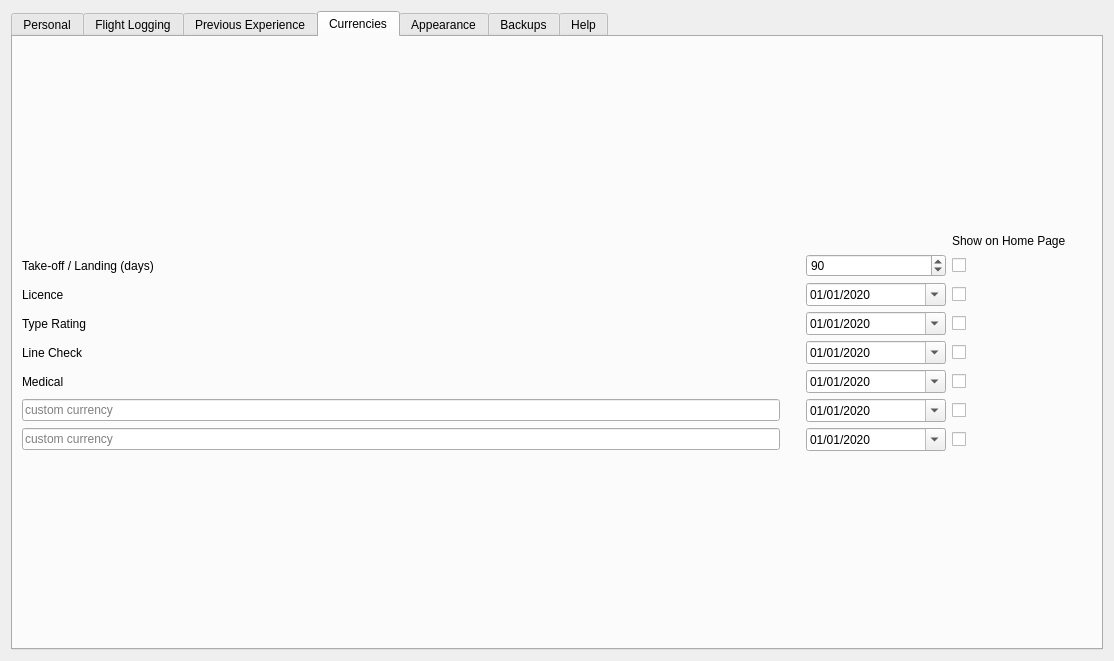
Old version of the form src/gui/widgets/settingswidget.ui in the repository fiffty-50/openPilotLog.
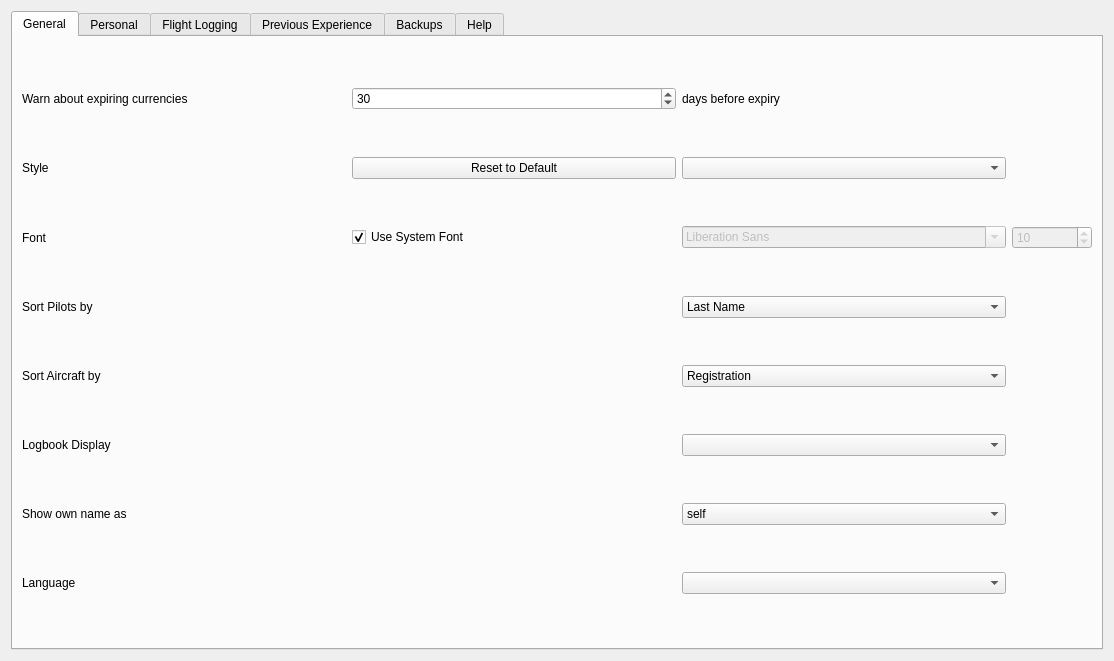
New version of the form. The open tabs and pages were chosen to show the change.

Commit message:
Added warning about expiries
The user ca choose to be warned about impending expiries. This is now implemented in the settings dialog as well as the CurrencyWidget.

Diff of the .ui file:
```diff
--- a/src/gui/widgets/settingswidget.ui
+++ b/src/gui/widgets/settingswidget.ui
@@ -19,6 +19,259 @@
      <property name="currentIndex">
       <number>4</number>
      </property>
+     <widget class="QWidget" name="generalTab">
+      <attribute name="title">
+       <string>General</string>
+      </attribute>
+      <layout class="QGridLayout" name="gridLayout_3">
+       <item row="0" column="0">
+        <widget class="QLabel" name="currencyLeftLabel">
+         <property name="toolTip">
+          <string>Setting this value to 0 disables warnings.</string>
+         </property>
+         <property name="text">
+          <string>Warn about expiring currencies</string>
+         </property>
+        </widget>
+       </item>
+       <item row="1" column="0">
+        <widget class="QLabel" name="styleLabel">
+         <property name="sizePolicy">
+          <sizepolicy hsizetype="Minimum" vsizetype="Minimum">
+           <horstretch>0</horstretch>
+           <verstretch>0</verstretch>
+          </sizepolicy>
+         </property>
+         <property name="text">
+          <string>Style</string>
+         </property>
+        </widget>
+       </item>
+       <item row="1" column="1">
+        <widget class="QPushButton" name="resetStylePushButton">
+         <property name="text">
+          <string>Reset to Default</string>
+         </property>
+        </widget>
+       </item>
+       <item row="1" column="2">
+        <widget class="QComboBox" name="styleComboBox"/>
+       </item>
+       <item row="2" column="0">
+        <widget class="QLabel" name="fontLabel">
+         <property name="text">
+          <string>Font</string>
+         </property>
+        </widget>
+       </item>
+       <item row="2" column="1">
+        <widget class="QCheckBox" name="fontCheckBox">
+         <property name="text">
+          <string>Use System Font</string>
+         </property>
+         <property name="checked">
+          <bool>true</bool>
+         </property>
+        </widget>
+       </item>
+       <item row="2" column="2">
+        <widget class="QFontComboBox" name="fontComboBox">
+         <property name="enabled">
+          <bool>false</bool>
+         </property>
+        </widget>
+       </item>
+       <item row="2" column="3">
+        <widget class="QSpinBox" name="fontSpinBox">
+         <property name="enabled">
+          <bool>false</bool>
+         </property>
+         <property name="maximumSize">
+          <size>
+           <width>80</width>
+           <height>16777215</height>
+          </size>
+         </property>
+         <property name="minimum">
+          <number>8</number>
+         </property>
+         <property name="maximum">
+          <number>18</number>
+         </property>
+         <property name="value">
+          <number>10</number>
+         </property>
+        </widget>
+       </item>
+       <item row="3" column="0">
+        <widget class="QLabel" name="pilotSortLabel">
+         <property name="sizePolicy">
+          <sizepolicy hsizetype="Minimum" vsizetype="Minimum">
+           <horstretch>0</horstretch>
+           <verstretch>0</verstretch>
+          </sizepolicy>
+         </property>
+         <property name="toolTip">
+          <string>&lt;html&gt;&lt;head/&gt;&lt;body&gt;&lt;p&gt;Determines by which column to sort the display of Pilots in the Pilots Tab.&lt;/p&gt;&lt;/body&gt;&lt;/html&gt;</string>
+         </property>
+         <property name="whatsThis">
+          <string>&lt;html&gt;&lt;head/&gt;&lt;body&gt;&lt;p&gt;Determines by which column to sort the display of Pilots in the Pilots Tab.&lt;/p&gt;&lt;/body&gt;&lt;/html&gt;</string>
+         </property>
+         <property name="text">
+          <string>Sort Pilots by</string>
+         </property>
+        </widget>
+       </item>
+       <item row="3" column="2">
+        <widget class="QComboBox" name="pilotSortComboBox">
+         <property name="toolTip">
+          <string>&lt;html&gt;&lt;head/&gt;&lt;body&gt;&lt;p&gt;Determines by which column to sort the display of Pilots in the Pilots Tab.&lt;/p&gt;&lt;/body&gt;&lt;/html&gt;</string>
+         </property>
+         <item>
+          <property name="text">
+           <string>Last Name</string>
+          </property>
+         </item>
+         <item>
+          <property name="text">
+           <string>First Name</string>
+          </property>
+         </item>
+         <item>
+          <property name="text">
+           <string>Company</string>
+          </property>
+         </item>
+        </widget>
+       </item>
+       <item row="4" column="0">
+        <widget class="QLabel" name="acftSortLabel">
+         <property name="sizePolicy">
+          <sizepolicy hsizetype="Minimum" vsizetype="Minimum">
+           <horstretch>0</horstretch>
+           <verstretch>0</verstretch>
+          </sizepolicy>
+         </property>
+         <property name="toolTip">
+          <string>&lt;html&gt;&lt;head/&gt;&lt;body&gt;&lt;p&gt;Determines by which column to sort the display of Aircaft in the Aircraft Tab.&lt;/p&gt;&lt;/body&gt;&lt;/html&gt;</string>
+         </property>
+         <property name="whatsThis">
+          <string>&lt;html&gt;&lt;head/&gt;&lt;body&gt;&lt;p&gt;Determines by which column to sort the display of Aircaft in the Aircraft Tab.&lt;/p&gt;&lt;/body&gt;&lt;/html&gt;</string>
+         </property>
+         <property name="text">
+          <string>Sort Aircraft by</string>
+         </property>
+        </widget>
+       </item>
+       <item row="4" column="2">
+        <widget class="QComboBox" name="acftSortComboBox">
+         <property name="toolTip">
+          <string>&lt;html&gt;&lt;head/&gt;&lt;body&gt;&lt;p&gt;Determines by which column to sort the display of Aircaft in the Aircraft Tab.&lt;/p&gt;&lt;/body&gt;&lt;/html&gt;</string>
+         </property>
+         <item>
+          <property name="text">
+           <string>Registration</string>
+          </property>
+         </item>
+         <item>
+          <property name="text">
+           <string>Type</string>
+          </property>
+         </item>
+         <item>
+          <property name="text">
+           <string>Company</string>
+          </property>
+         </item>
+        </widget>
+       </item>
+       <item row="5" column="0">
+        <widget class="QLabel" name="logbookViewLabel">
+         <property name="sizePolicy">
+          <sizepolicy hsizetype="Minimum" vsizetype="Minimum">
+           <horstretch>0</horstretch>
+           <verstretch>0</verstretch>
+          </sizepolicy>
+         </property>
+         <property name="toolTip">
+          <string>&lt;html&gt;&lt;head/&gt;&lt;body&gt;&lt;p&gt;Determines how your logbook is displayed in the logbook tab. This has no influence on what details are logged, just on what is displayed by default.&lt;/p&gt;&lt;/body&gt;&lt;/html&gt;</string>
+         </property>
+         <property name="whatsThis">
+          <string>&lt;html&gt;&lt;head/&gt;&lt;body&gt;&lt;p&gt;Determines how your logbook is displayed in the logbook tab. This has no influence on what details are logged, just on what is displayed by default.&lt;/p&gt;&lt;/body&gt;&lt;/html&gt;</string>
+         </property>
+         <property name="text">
+          <string>Logbook Display</string>
+         </property>
+        </widget>
+       </item>
+       <item row="5" column="2">
+        <widget class="QComboBox" name="logbookViewComboBox">
+         <property name="toolTip">
+          <string>&lt;html&gt;&lt;head/&gt;&lt;body&gt;&lt;p&gt;Determines how your logbook is displayed in the logbook tab. This has no influence on what details are logged, just on what is displayed by default.&lt;/p&gt;&lt;/body&gt;&lt;/html&gt;</string>
+         </property>
+        </widget>
+       </item>
+       <item row="6" column="0">
+        <widget class="QLabel" name="aliasLabel">
+         <property name="toolTip">
+          <string>&lt;html&gt;&lt;head/&gt;&lt;body&gt;&lt;p&gt;How your own name is displayed in your logbook&lt;/p&gt;&lt;/body&gt;&lt;/html&gt;</string>
+         </property>
+         <property name="text">
+          <string>Show own name as</string>
+         </property>
+        </widget>
+       </item>
+       <item row="6" column="2">
+        <widget class="QComboBox" name="aliasComboBox">
+         <item>
+          <property name="text">
+           <string>self</string>
+          </property>
+         </item>
+         <item>
+          <property name="text">
+           <string>SELF</string>
+          </property>
+         </item>
+         <item>
+          <property name="text">
+           <string>Lastname, Firstname</string>
+          </property>
+         </item>
+        </widget>
+       </item>
+       <item row="7" column="0">
+        <widget class="QLabel" name="languageLabel">
+         <property name="text">
+          <string>Language</string>
+         </property>
+        </widget>
+       </item>
+       <item row="7" column="2">
+        <widget class="QComboBox" name="languageComboBox"/>
+       </item>
+       <item row="0" column="1">
+        <widget class="QSpinBox" name="currencyWarningDaysSpinBox">
+         <property name="toolTip">
+          <string>Setting this value to 0 disables warnings.</string>
+         </property>
+         <property name="value">
+          <number>30</number>
+         </property>
+        </widget>
+       </item>
+       <item row="0" column="2">
+        <widget class="QLabel" name="currencyRightLabel">
+         <property name="toolTip">
+          <string>Setting this value to 0 disables warnings.</string>
+         </property>
+         <property name="text">
+          <string>days before expiry</string>
+         </property>
+        </widget>
+       </item>
+      </layout>
+     </widget>
      <widget class="QWidget" name="personalTab">
       <attribute name="title">
        <string>Personal</string>
@@ -320,668 +573,6 @@
        </item>
       </layout>
      </widget>
-     <widget class="QWidget" name="currenciesTab">
-      <attribute name="title">
-       <string>Currencies</string>
-      </attribute>
-      <layout class="QGridLayout" name="gridLayout_6">
-       <item row="3" column="3">
-        <widget class="QCheckBox" name="currToLdgCheckBox">
-         <property name="minimumSize">
-          <size>
-           <width>140</width>
-           <height>0</height>
-          </size>
-         </property>
-         <property name="layoutDirection">
-          <enum>Qt::LeftToRight</enum>
-         </property>
-         <property name="text">
-          <string/>
-         </property>
-        </widget>
-       </item>
-       <item row="8" column="0">
-        <widget class="QLineEdit" name="currCustom1LineEdit">
-         <property name="minimumSize">
-          <size>
-           <width>280</width>
-           <height>0</height>
-          </size>
-         </property>
-         <property name="text">
-          <string/>
-         </property>
-         <property name="placeholderText">
-          <string>custom currency</string>
-         </property>
-        </widget>
-       </item>
-       <item row="5" column="3">
-        <widget class="QCheckBox" name="currTrCheckBox">
-         <property name="minimumSize">
-          <size>
-           <width>140</width>
-           <height>0</height>
-          </size>
-         </property>
-         <property name="layoutDirection">
-          <enum>Qt::LeftToRight</enum>
-         </property>
-         <property name="text">
-          <string/>
-         </property>
-        </widget>
-       </item>
-       <item row="3" column="0">
-        <widget class="QLabel" name="currToLdgLabel">
-         <property name="minimumSize">
-          <size>
-           <width>280</width>
-           <height>0</height>
-          </size>
-         </property>
-         <property name="text">
-          <string>Take-off / Landing (days)</string>
-         </property>
-        </widget>
-       </item>
-       <item row="1" column="1">
-        <spacer name="verticalSpacer">
-         <property name="orientation">
-          <enum>Qt::Vertical</enum>
-         </property>
-         <property name="sizeHint" stdset="0">
-          <size>
-           <width>20</width>
-           <height>168</height>
-          </size>
-         </property>
-        </spacer>
-       </item>
-       <item row="4" column="2">
-        <widget class="QDateEdit" name="currLicDateEdit">
-         <property name="minimumSize">
-          <size>
-           <width>140</width>
-           <height>0</height>
-          </size>
-         </property>
-         <property name="currentSection">
-          <enum>QDateTimeEdit::MonthSection</enum>
-         </property>
-         <property name="displayFormat">
-          <string>MM/dd/yyyy</string>
-         </property>
-         <property name="calendarPopup">
-          <bool>true</bool>
-         </property>
-         <property name="timeSpec">
-          <enum>Qt::UTC</enum>
-         </property>
-         <property name="date">
-          <date>
-           <year>2020</year>
-           <month>1</month>
-           <day>1</day>
-          </date>
-         </property>
-        </widget>
-       </item>
-       <item row="5" column="2">
-        <widget class="QDateEdit" name="currTrDateEdit">
-         <property name="minimumSize">
-          <size>
-           <width>140</width>
-           <height>0</height>
-          </size>
-         </property>
-         <property name="currentSection">
-          <enum>QDateTimeEdit::MonthSection</enum>
-         </property>
-         <property name="displayFormat">
-          <string>MM/dd/yyyy</string>
-         </property>
-         <property name="calendarPopup">
-          <bool>true</bool>
-         </property>
-         <property name="timeSpec">
-          <enum>Qt::UTC</enum>
-         </property>
-         <property name="date">
-          <date>
-           <year>2020</year>
-           <month>1</month>
-           <day>1</day>
-          </date>
-         </property>
-        </widget>
-       </item>
-       <item row="9" column="3">
-        <widget class="QCheckBox" name="currCustom2CheckBox">
-         <property name="minimumSize">
-          <size>
-           <width>140</width>
-           <height>0</height>
-          </size>
-         </property>
-         <property name="layoutDirection">
-          <enum>Qt::LeftToRight</enum>
-         </property>
-         <property name="text">
-          <string/>
-         </property>
-        </widget>
-       </item>
-       <item row="7" column="2">
-        <widget class="QDateEdit" name="currMedDateEdit">
-         <property name="minimumSize">
-          <size>
-           <width>140</width>
-           <height>0</height>
-          </size>
-         </property>
-         <property name="currentSection">
-          <enum>QDateTimeEdit::MonthSection</enum>
-         </property>
-         <property name="displayFormat">
-          <string>MM/dd/yyyy</string>
-         </property>
-         <property name="calendarPopup">
-          <bool>true</bool>
-         </property>
-         <property name="timeSpec">
-          <enum>Qt::UTC</enum>
-         </property>
-         <property name="date">
-          <date>
-           <year>2020</year>
-           <month>1</month>
-           <day>1</day>
-          </date>
-         </property>
-        </widget>
-       </item>
-       <item row="3" column="2">
-        <widget class="QSpinBox" name="currToLdgSpinBox">
-         <property name="toolTip">
-          <string>&lt;html&gt;&lt;head/&gt;&lt;body&gt;&lt;p&gt;Number of days for TO/LDG currency. Default 90&lt;/p&gt;&lt;/body&gt;&lt;/html&gt;</string>
-         </property>
-         <property name="value">
-          <number>90</number>
-         </property>
-        </widget>
-       </item>
-       <item row="7" column="0">
-        <widget class="QLabel" name="currMedLabel">
-         <property name="minimumSize">
-          <size>
-           <width>280</width>
-           <height>0</height>
-          </size>
-         </property>
-         <property name="text">
-          <string>Medical</string>
-         </property>
-        </widget>
-       </item>
-       <item row="8" column="3">
-        <widget class="QCheckBox" name="currCustom1CheckBox">
-         <property name="minimumSize">
-          <size>
-           <width>140</width>
-           <height>0</height>
-          </size>
-         </property>
-         <property name="layoutDirection">
-          <enum>Qt::LeftToRight</enum>
-         </property>
-         <property name="text">
-          <string/>
-         </property>
-        </widget>
-       </item>
-       <item row="9" column="0">
-        <widget class="QLineEdit" name="currCustom2LineEdit">
-         <property name="minimumSize">
-          <size>
-           <width>280</width>
-           <height>0</height>
-          </size>
-         </property>
-         <property name="placeholderText">
-          <string>custom currency</string>
-         </property>
-        </widget>
-       </item>
-       <item row="6" column="2">
-        <widget class="QDateEdit" name="currLckDateEdit">
-         <property name="minimumSize">
-          <size>
-           <width>140</width>
-           <height>0</height>
-          </size>
-         </property>
-         <property name="currentSection">
-          <enum>QDateTimeEdit::MonthSection</enum>
-         </property>
-         <property name="displayFormat">
-          <string>MM/dd/yyyy</string>
-         </property>
-         <property name="calendarPopup">
-          <bool>true</bool>
-         </property>
-         <property name="timeSpec">
-          <enum>Qt::UTC</enum>
-         </property>
-         <property name="date">
-          <date>
-           <year>2020</year>
-           <month>1</month>
-           <day>1</day>
-          </date>
-         </property>
-        </widget>
-       </item>
-       <item row="6" column="0">
-        <widget class="QLabel" name="currLckLabel">
-         <property name="minimumSize">
-          <size>
-           <width>280</width>
-           <height>0</height>
-          </size>
-         </property>
-         <property name="text">
-          <string>Line Check</string>
-         </property>
-        </widget>
-       </item>
-       <item row="5" column="0">
-        <widget class="QLabel" name="currTrLabel">
-         <property name="minimumSize">
-          <size>
-           <width>280</width>
-           <height>0</height>
-          </size>
-         </property>
-         <property name="text">
-          <string>Type Rating</string>
-         </property>
-        </widget>
-       </item>
-       <item row="4" column="0">
-        <widget class="QLabel" name="currLicLabel">
-         <property name="minimumSize">
-          <size>
-           <width>280</width>
-           <height>0</height>
-          </size>
-         </property>
-         <property name="text">
-          <string>Licence</string>
-         </property>
-        </widget>
-       </item>
-       <item row="6" column="3">
-        <widget class="QCheckBox" name="currLckCheckBox">
-         <property name="minimumSize">
-          <size>
-           <width>140</width>
-           <height>0</height>
-          </size>
-         </property>
-         <property name="layoutDirection">
-          <enum>Qt::LeftToRight</enum>
-         </property>
-         <property name="text">
-          <string/>
-         </property>
-        </widget>
-       </item>
-       <item row="10" column="1">
-        <spacer name="verticalSpacer_2">
-         <property name="orientation">
-          <enum>Qt::Vertical</enum>
-         </property>
-         <property name="sizeHint" stdset="0">
-          <size>
-           <width>20</width>
-           <height>167</height>
-          </size>
-         </property>
-        </spacer>
-       </item>
-       <item row="9" column="2">
-        <widget class="QDateEdit" name="currCustom2DateEdit">
-         <property name="minimumSize">
-          <size>
-           <width>140</width>
-           <height>0</height>
-          </size>
-         </property>
-         <property name="currentSection">
-          <enum>QDateTimeEdit::MonthSection</enum>
-         </property>
-         <property name="displayFormat">
-          <string>MM/dd/yyyy</string>
-         </property>
-         <property name="calendarPopup">
-          <bool>true</bool>
-         </property>
-         <property name="timeSpec">
-          <enum>Qt::UTC</enum>
-         </property>
-         <property name="date">
-          <date>
-           <year>2020</year>
-           <month>1</month>
-           <day>1</day>
-          </date>
-         </property>
-        </widget>
-       </item>
-       <item row="4" column="3">
-        <widget class="QCheckBox" name="currLicCheckBox">
-         <property name="minimumSize">
-          <size>
-           <width>140</width>
-           <height>0</height>
-          </size>
-         </property>
-         <property name="layoutDirection">
-          <enum>Qt::LeftToRight</enum>
-         </property>
-         <property name="text">
-          <string/>
-         </property>
-        </widget>
-       </item>
-       <item row="8" column="2">
-        <widget class="QDateEdit" name="currCustom1DateEdit">
-         <property name="minimumSize">
-          <size>
-           <width>140</width>
-           <height>0</height>
-          </size>
-         </property>
-         <property name="currentSection">
-          <enum>QDateTimeEdit::MonthSection</enum>
-         </property>
-         <property name="displayFormat">
-          <string>MM/dd/yyyy</string>
-         </property>
-         <property name="calendarPopup">
-          <bool>true</bool>
-         </property>
-         <property name="timeSpec">
-          <enum>Qt::UTC</enum>
-         </property>
-         <property name="date">
-          <date>
-           <year>2020</year>
-           <month>1</month>
-           <day>1</day>
-          </date>
-         </property>
-        </widget>
-       </item>
-       <item row="7" column="3">
-        <widget class="QCheckBox" name="currMedCheckBox">
-         <property name="minimumSize">
-          <size>
-           <width>140</width>
-           <height>0</height>
-          </size>
-         </property>
-         <property name="layoutDirection">
-          <enum>Qt::LeftToRight</enum>
-         </property>
-         <property name="text">
-          <string/>
-         </property>
-        </widget>
-       </item>
-       <item row="2" column="3">
-        <widget class="QLabel" name="headerShowLabel">
-         <property name="minimumSize">
-          <size>
-           <width>140</width>
-           <height>0</height>
-          </size>
-         </property>
-         <property name="text">
-          <string>Show on Home Page</string>
-         </property>
-         <property name="alignment">
-          <set>Qt::AlignBottom|Qt::AlignLeading|Qt::AlignLeft</set>
-         </property>
-        </widget>
-       </item>
-      </layout>
-     </widget>
-     <widget class="QWidget" name="appearanceTab">
-      <attribute name="title">
-       <string>Appearance</string>
-      </attribute>
-      <layout class="QGridLayout" name="gridLayout_4">
-       <item row="0" column="0">
-        <widget class="QLabel" name="styleLabel">
-         <property name="sizePolicy">
-          <sizepolicy hsizetype="Minimum" vsizetype="Minimum">
-           <horstretch>0</horstretch>
-           <verstretch>0</verstretch>
-          </sizepolicy>
-         </property>
-         <property name="text">
-          <string>Style</string>
-         </property>
-        </widget>
-       </item>
-       <item row="0" column="1">
-        <widget class="QPushButton" name="resetStylePushButton">
-         <property name="text">
-          <string>Reset to Default</string>
-         </property>
-        </widget>
-       </item>
-       <item row="0" column="2">
-        <widget class="QComboBox" name="styleComboBox"/>
-       </item>
-       <item row="1" column="0">
-        <widget class="QLabel" name="fontLabel">
-         <property name="text">
-          <string>Font</string>
-         </property>
-        </widget>
-       </item>
-       <item row="1" column="1">
-        <widget class="QCheckBox" name="fontCheckBox">
-         <property name="text">
-          <string>Use System Font</string>
-         </property>
-         <property name="checked">
-          <bool>true</bool>
-         </property>
-        </widget>
-       </item>
-       <item row="1" column="2">
-        <widget class="QFontComboBox" name="fontComboBox">
-         <property name="enabled">
-          <bool>false</bool>
-         </property>
-        </widget>
-       </item>
-       <item row="1" column="3">
-        <widget class="QSpinBox" name="fontSpinBox">
-         <property name="enabled">
-          <bool>false</bool>
-         </property>
-         <property name="maximumSize">
-          <size>
-           <width>80</width>
-           <height>16777215</height>
-          </size>
-         </property>
-         <property name="minimum">
-          <number>8</number>
-         </property>
-         <property name="maximum">
-          <number>18</number>
-         </property>
-         <property name="value">
-          <number>10</number>
-         </property>
-        </widget>
-       </item>
-       <item row="2" column="0">
-        <widget class="QLabel" name="pilotSortLabel">
-         <property name="sizePolicy">
-          <sizepolicy hsizetype="Minimum" vsizetype="Minimum">
-           <horstretch>0</horstretch>
-           <verstretch>0</verstretch>
-          </sizepolicy>
-         </property>
-         <property name="toolTip">
-          <string>&lt;html&gt;&lt;head/&gt;&lt;body&gt;&lt;p&gt;Determines by which column to sort the display of Pilots in the Pilots Tab.&lt;/p&gt;&lt;/body&gt;&lt;/html&gt;</string>
-         </property>
-         <property name="whatsThis">
-          <string>&lt;html&gt;&lt;head/&gt;&lt;body&gt;&lt;p&gt;Determines by which column to sort the display of Pilots in the Pilots Tab.&lt;/p&gt;&lt;/body&gt;&lt;/html&gt;</string>
-         </property>
-         <property name="text">
-          <string>Sort Pilots by</string>
-         </property>
-        </widget>
-       </item>
-       <item row="2" column="2">
-        <widget class="QComboBox" name="pilotSortComboBox">
-         <property name="toolTip">
-          <string>&lt;html&gt;&lt;head/&gt;&lt;body&gt;&lt;p&gt;Determines by which column to sort the display of Pilots in the Pilots Tab.&lt;/p&gt;&lt;/body&gt;&lt;/html&gt;</string>
-         </property>
-         <item>
-          <property name="text">
-           <string>Last Name</string>
-          </property>
-         </item>
-         <item>
-          <property name="text">
-           <string>First Name</string>
-          </property>
-         </item>
-         <item>
-          <property name="text">
-           <string>Company</string>
-          </property>
-         </item>
-        </widget>
-       </item>
-       <item row="3" column="0">
-        <widget class="QLabel" name="acftSortLabel">
-         <property name="sizePolicy">
-          <sizepolicy hsizetype="Minimum" vsizetype="Minimum">
-           <horstretch>0</horstretch>
-           <verstretch>0</verstretch>
-          </sizepolicy>
-         </property>
-         <property name="toolTip">
-          <string>&lt;html&gt;&lt;head/&gt;&lt;body&gt;&lt;p&gt;Determines by which column to sort the display of Aircaft in the Aircraft Tab.&lt;/p&gt;&lt;/body&gt;&lt;/html&gt;</string>
-         </property>
-         <property name="whatsThis">
-          <string>&lt;html&gt;&lt;head/&gt;&lt;body&gt;&lt;p&gt;Determines by which column to sort the display of Aircaft in the Aircraft Tab.&lt;/p&gt;&lt;/body&gt;&lt;/html&gt;</string>
-         </property>
-         <property name="text">
-          <string>Sort Aircraft by</string>
-         </property>
-        </widget>
-       </item>
-       <item row="3" column="2">
-        <widget class="QComboBox" name="acftSortComboBox">
-         <property name="toolTip">
-          <string>&lt;html&gt;&lt;head/&gt;&lt;body&gt;&lt;p&gt;Determines by which column to sort the display of Aircaft in the Aircraft Tab.&lt;/p&gt;&lt;/body&gt;&lt;/html&gt;</string>
-         </property>
-         <item>
-          <property name="text">
-           <string>Registration</string>
-          </property>
-         </item>
-         <item>
-          <property name="text">
-           <string>Type</string>
-          </property>
-         </item>
-         <item>
-          <property name="text">
-           <string>Company</string>
-          </property>
-         </item>
-        </widget>
-       </item>
-       <item row="4" column="0">
-        <widget class="QLabel" name="logbookViewLabel">
-         <property name="sizePolicy">
-          <sizepolicy hsizetype="Minimum" vsizetype="Minimum">
-           <horstretch>0</horstretch>
-           <verstretch>0</verstretch>
-          </sizepolicy>
-         </property>
-         <property name="toolTip">
-          <string>&lt;html&gt;&lt;head/&gt;&lt;body&gt;&lt;p&gt;Determines how your logbook is displayed in the logbook tab. This has no influence on what details are logged, just on what is displayed by default.&lt;/p&gt;&lt;/body&gt;&lt;/html&gt;</string>
-         </property>
-         <property name="whatsThis">
-          <string>&lt;html&gt;&lt;head/&gt;&lt;body&gt;&lt;p&gt;Determines how your logbook is displayed in the logbook tab. This has no influence on what details are logged, just on what is displayed by default.&lt;/p&gt;&lt;/body&gt;&lt;/html&gt;</string>
-         </property>
-         <property name="text">
-          <string>Logbook Display</string>
-         </property>
-        </widget>
-       </item>
-       <item row="4" column="2">
-        <widget class="QComboBox" name="logbookViewComboBox">
-         <property name="toolTip">
-          <string>&lt;html&gt;&lt;head/&gt;&lt;body&gt;&lt;p&gt;Determines how your logbook is displayed in the logbook tab. This has no influence on what details are logged, just on what is displayed by default.&lt;/p&gt;&lt;/body&gt;&lt;/html&gt;</string>
-         </property>
-        </widget>
-       </item>
-       <item row="5" column="0">
-        <widget class="QLabel" name="aliasLabel">
-         <property name="toolTip">
-          <string>&lt;html&gt;&lt;head/&gt;&lt;body&gt;&lt;p&gt;How your own name is displayed in your logbook&lt;/p&gt;&lt;/body&gt;&lt;/html&gt;</string>
-         </property>
-         <property name="text">
-          <string>Show own name as</string>
-         </property>
-        </widget>
-       </item>
-       <item row="5" column="2">
-        <widget class="QComboBox" name="aliasComboBox">
-         <item>
-          <property name="text">
-           <string>self</string>
-          </property>
-         </item>
-         <item>
-          <property name="text">
-           <string>SELF</string>
-          </property>
-         </item>
-         <item>
-          <property name="text">
-           <string>Lastname, Firstname</string>
-          </property>
-         </item>
-        </widget>
-       </item>
-       <item row="6" column="0">
-        <widget class="QLabel" name="languageLabel">
-         <property name="text">
-          <string>Language</string>
-         </property>
-        </widget>
-       </item>
-       <item row="6" column="2">
-        <widget class="QComboBox" name="languageComboBox"/>
-       </item>
-      </layout>
-     </widget>
      <widget class="QWidget" name="backupTab">
       <attribute name="title">
        <string>Backups</string>
```
Left out of the diff: 2 changed lines with no effect on the pictures. The commit also changes 7 other files.
